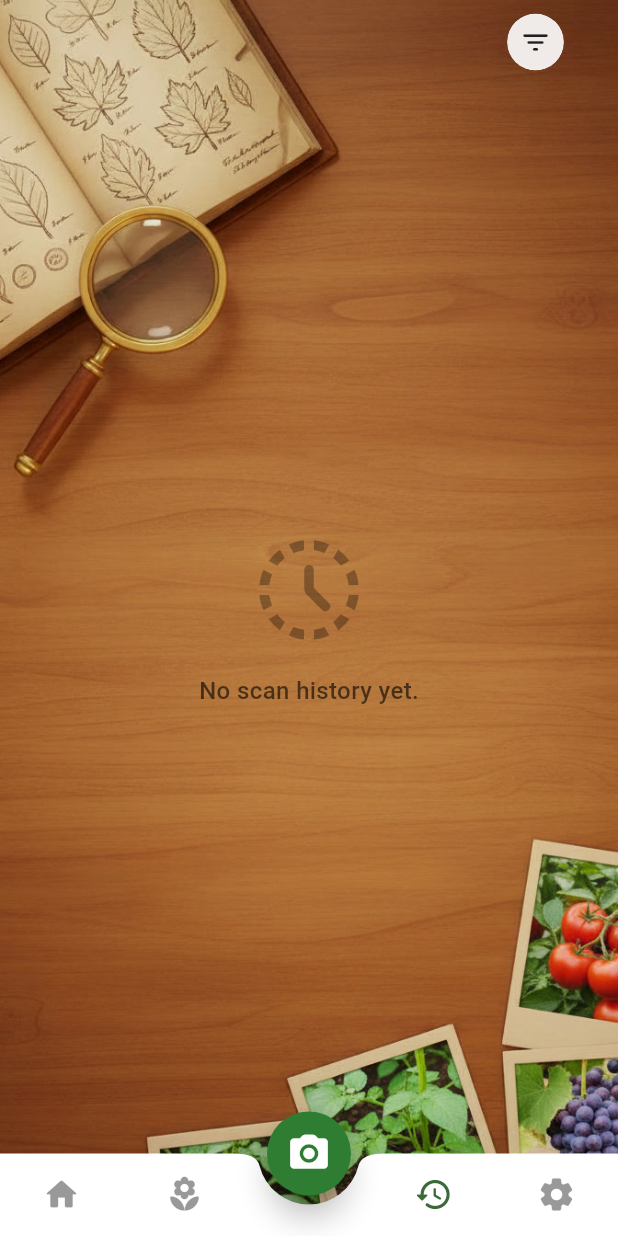
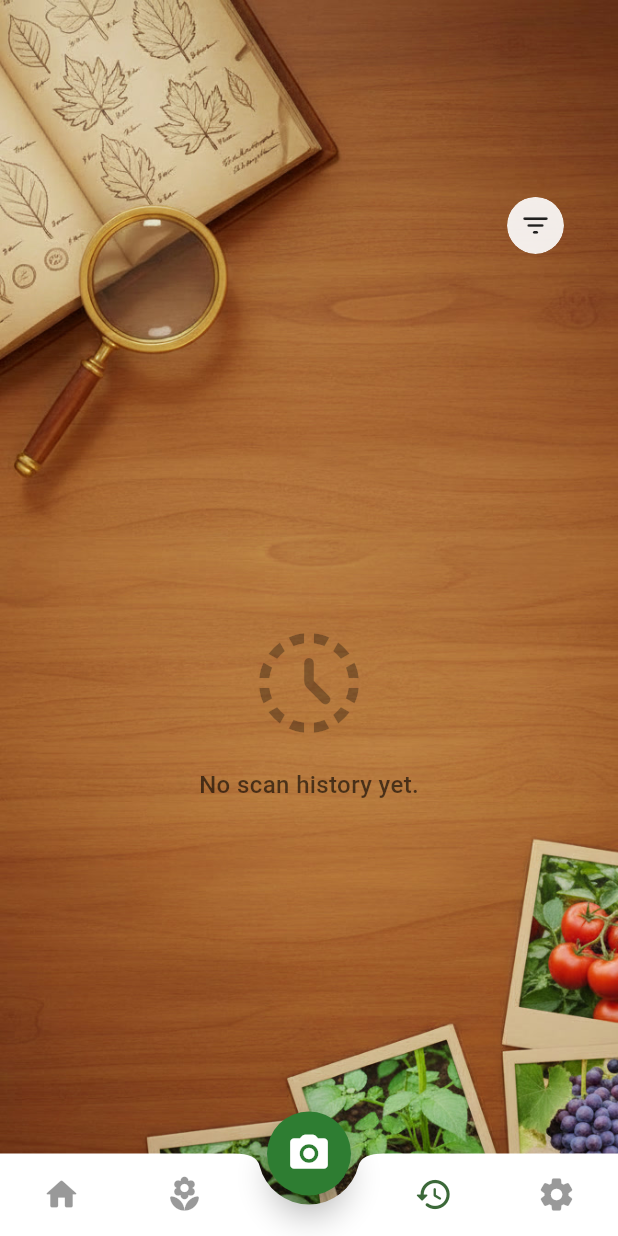
Before and after one commit to MustafaBeratYavas/PLANT-DISEASE-EARLY-DIAGNOSIS-SYSTEM, a Flutter app: the screen it shows after launch, item 3 of the bottom bar chosen, on a phone screen of 412 x 824 dp. Run offline on Flutter 3.47's test engine with Material 3 defaults, Android fonts, the phone set to English and light mode, and no system bars; our stand-ins replace get_it, image_picker, package_info_plus, shared_preferences; missing offline and left inert: tflite_flutter; statements that could not run were skipped; project files that could hold a hidden picture were left out.

Commit message:
feat: add Disease Library & Scan History showcases, adjust history layout

```diff
--- a/mobile/lib/features/history/screens/history_screen.dart
+++ b/mobile/lib/features/history/screens/history_screen.dart
@@ -104,9 +104,13 @@ class _HistoryScreenState extends State<HistoryScreen> {
       appBar: AppBar(
         backgroundColor: Colors.transparent,
         elevation: 0,
+        toolbarHeight: size.height * 0.22,
         actions: [
+          Column(
+            mainAxisAlignment: MainAxisAlignment.end,
+            children: [
               Padding(
-            padding: const EdgeInsets.only(right: 32.0),
+                padding: const EdgeInsets.only(right: 32.0, bottom: 12.0),
                 // Dynamic action buttons
                 child: ListenableBuilder(
                   listenable: _controller,
@@ -128,6 +132,8 @@ class _HistoryScreenState extends State<HistoryScreen> {
                     );
                   },
                 ),
+              ),
+            ],
           ),
         ],
       ),
@@ -173,7 +179,7 @@ class _HistoryScreenState extends State<HistoryScreen> {
 
                 // Render history list
                 return ListView.builder(
-                  padding: const EdgeInsets.fromLTRB(20, 10, 20, 80),
+                  padding: const EdgeInsets.fromLTRB(20, 8, 20, 80),
                   itemCount: _controller.history.length,
                   itemBuilder: (context, index) {
                     final item = _controller.history[index];
```
Also changed, not shown: 1 other file. Lines whose indentation alone changed are shown as unchanged.
